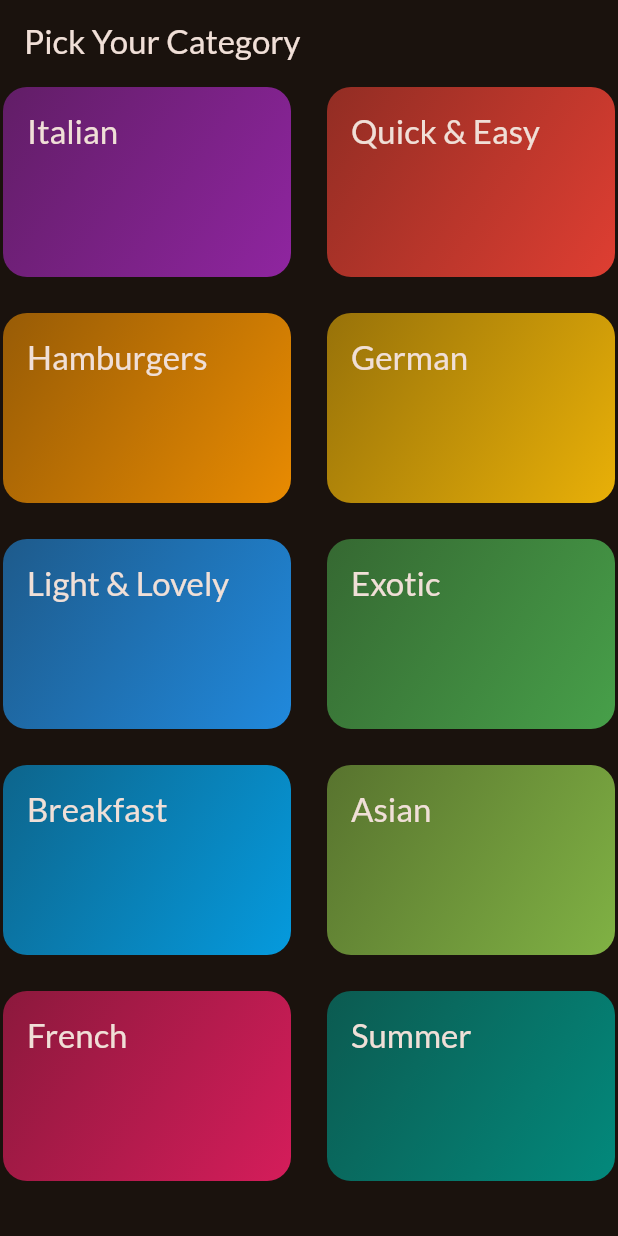
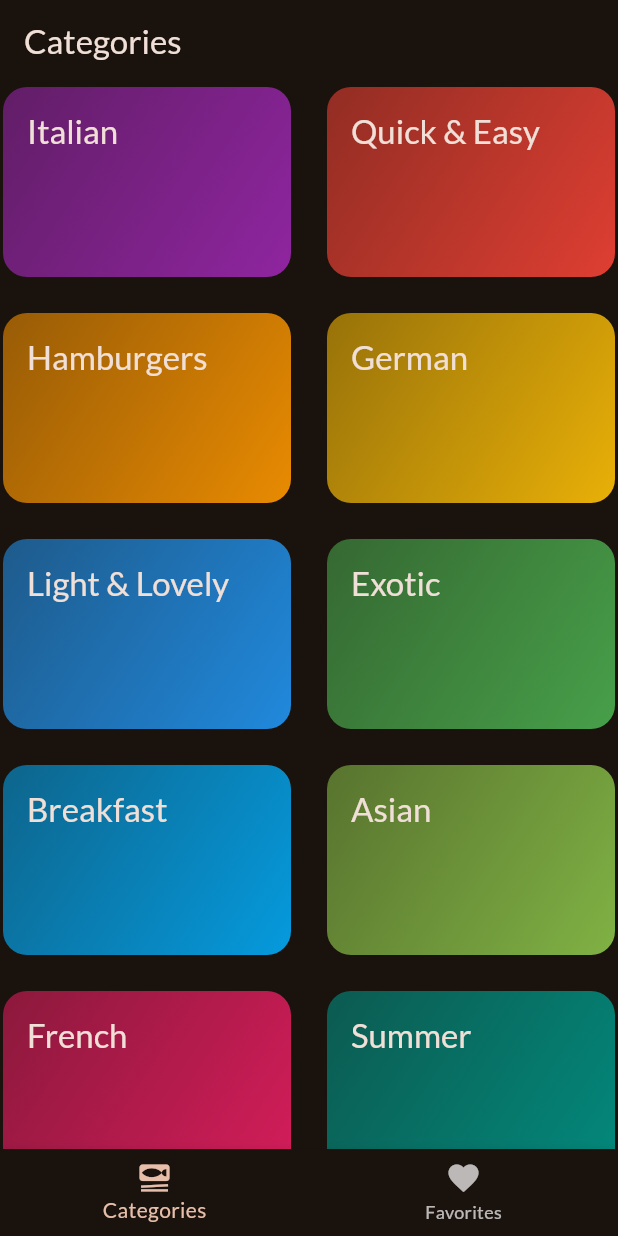
Before and after one commit to Wenster007/Meals-App, a Flutter app: the screen it shows after launch, on a phone screen of 412 x 824 dp. Run offline on Flutter 3.47's test engine with Material 2 defaults, Android fonts, the phone set to English and light mode, and no system bars; our stand-ins replace google_fonts, transparent_image.

Commit message:
Added bottom Navigation Bar, implemented the favorite button section.

```diff
--- a/lib/main.dart
+++ b/lib/main.dart
@@ -1,6 +1,6 @@
 import 'package:flutter/material.dart';
 import 'package:google_fonts/google_fonts.dart';
-import 'package:meals_app/screens/categories_screen.dart';
+import 'package:meals_app/screens/tabs.dart';
 
 final theme = ThemeData(
   useMaterial3: true,
@@ -22,7 +22,7 @@ class App extends StatelessWidget {
   Widget build(BuildContext context) {
     return MaterialApp(
         theme: theme,
-        home: const CategoriesScreen(),
+        home: const TabsScreen(),
     );
   }
 }
--- a/lib/screens/categories_screen.dart
+++ b/lib/screens/categories_screen.dart
@@ -1,29 +1,27 @@
 import 'package:flutter/material.dart';
 import 'package:meals_app/data/dummy_data.dart';
+import 'package:meals_app/model/Meal.dart';
 import 'package:meals_app/model/category.dart';
 import 'package:meals_app/screens/MealsScreen.dart';
 import 'package:meals_app/widgets/category_grid_item.dart';
 
 class CategoriesScreen extends StatelessWidget {
-  const CategoriesScreen({Key? key}) : super(key: key);
+  const CategoriesScreen({Key? key, required this.onFavoriteIcon}) : super(key: key);
+  final void Function (Meal meal) onFavoriteIcon;
 
   void _selectCategory(BuildContext context, Category category) {
     final filteredMeals = dummyMeals.where((meal) => meal.categories.contains(category.id)).toList();
 
     Navigator.of(context).push(
       MaterialPageRoute(
-        builder: (ctx) => MealsScreen(title: category.title, meals: filteredMeals),
+        builder: (ctx) => MealsScreen(title: category.title, meals: filteredMeals, onFavoriteIcon: onFavoriteIcon),
       ),
     );
   }
 
   @override
   Widget build(BuildContext context) {
-    return Scaffold(
-      appBar: AppBar(
-        title: const Text("Pick Your Category"),
-      ),
-      body: GridView(
+    return GridView(
         gridDelegate: const SliverGridDelegateWithFixedCrossAxisCount(
           crossAxisCount: 2,
           childAspectRatio: 3 / 2,
@@ -40,7 +38,6 @@ class CategoriesScreen extends StatelessWidget {
             },
             )
         ],
-      ),
     );
   }
 }
--- a/lib/screens/meal_detail_screen.dart
+++ b/lib/screens/meal_detail_screen.dart
@@ -2,15 +2,19 @@ import 'package:flutter/material.dart';
 import 'package:meals_app/model/Meal.dart';
 
 class MealDetailScreen extends StatelessWidget {
-  const MealDetailScreen({Key? key, required this.meal}) : super(key: key);
+  const MealDetailScreen({Key? key, required this.meal, required this.onFavoriteIcon}) : super(key: key);
 
   final Meal meal;
+  final void Function (Meal meal) onFavoriteIcon;
 
   @override
   Widget build(BuildContext context) {
     return Scaffold(
       appBar: AppBar(
         title: Text(meal.title),
+        actions: [IconButton(onPressed: () {
+          onFavoriteIcon(meal);
+        }, icon: const Icon(Icons.star))],
       ),
       body: SingleChildScrollView(
         child: Column(
--- /dev/null
+++ b/lib/screens/tabs.dart
@@ -0,0 +1,79 @@
+import 'package:flutter/material.dart';
+import 'package:meals_app/model/Meal.dart';
+import 'package:meals_app/screens/MealsScreen.dart';
+import 'package:meals_app/screens/categories_screen.dart';
+
+class TabsScreen extends StatefulWidget {
+  const TabsScreen({Key? key}) : super(key: key);
+
+  @override
+  State<TabsScreen> createState() => _TabsScreenState();
+}
+
+class _TabsScreenState extends State<TabsScreen> {
+  int selectedPageIndex = 0;
+  final List<Meal> _favoriteMeals = [];
+
+  void _selectPage(int index) {
+    setState(() {
+      selectedPageIndex = index;
+    });
+  }
+
+  //for showing some text once the favorite button is clicked.
+  void _showInfoMessage(String message) {
+    ScaffoldMessenger.of(context).clearSnackBars();
+    ScaffoldMessenger.of(context).showSnackBar(
+      SnackBar(
+        content: Text(message),
+      ),
+    );
+  }
+
+  void _onSelectFavourite(Meal meal) {
+    if (_favoriteMeals.contains(meal)) {
+      setState(() {
+        _favoriteMeals.remove(meal);
+      });
+      _showInfoMessage("Meal removed from Favorites");
+    } else {
+      setState(() {
+        _favoriteMeals.add(meal);
+      });
+      _showInfoMessage("Meal added to Favorites");
+    }
+  }
+
+  @override
+  Widget build(BuildContext context) {
+    Widget activeScreen = CategoriesScreen(
+      onFavoriteIcon: _onSelectFavourite,
+    );
+    var activePageTitle = "Categories";
+
+    if (selectedPageIndex == 1) {
+      activeScreen = MealsScreen(
+          onFavoriteIcon: _onSelectFavourite, meals: _favoriteMeals);
+      activePageTitle = "Favorites";
+    }
+
+    return Scaffold(
+      appBar: AppBar(
+        title: Text(activePageTitle),
+      ),
+      body: activeScreen,
+      bottomNavigationBar: BottomNavigationBar(
+        onTap:
+            _selectPage, //this gets an input index by which the navigation is set.
+        currentIndex:
+            selectedPageIndex, //this is used to show which one is active.
+        items: const [
+          BottomNavigationBarItem(
+              icon: Icon(Icons.set_meal), label: "Categories"),
+          BottomNavigationBarItem(
+              icon: Icon(Icons.favorite), label: "Favorites"),
+        ],
+      ),
+    );
+  }
+}
```
Also changed, not shown: lib/screens/MealsScreen.dart (+19 -11 lines).
